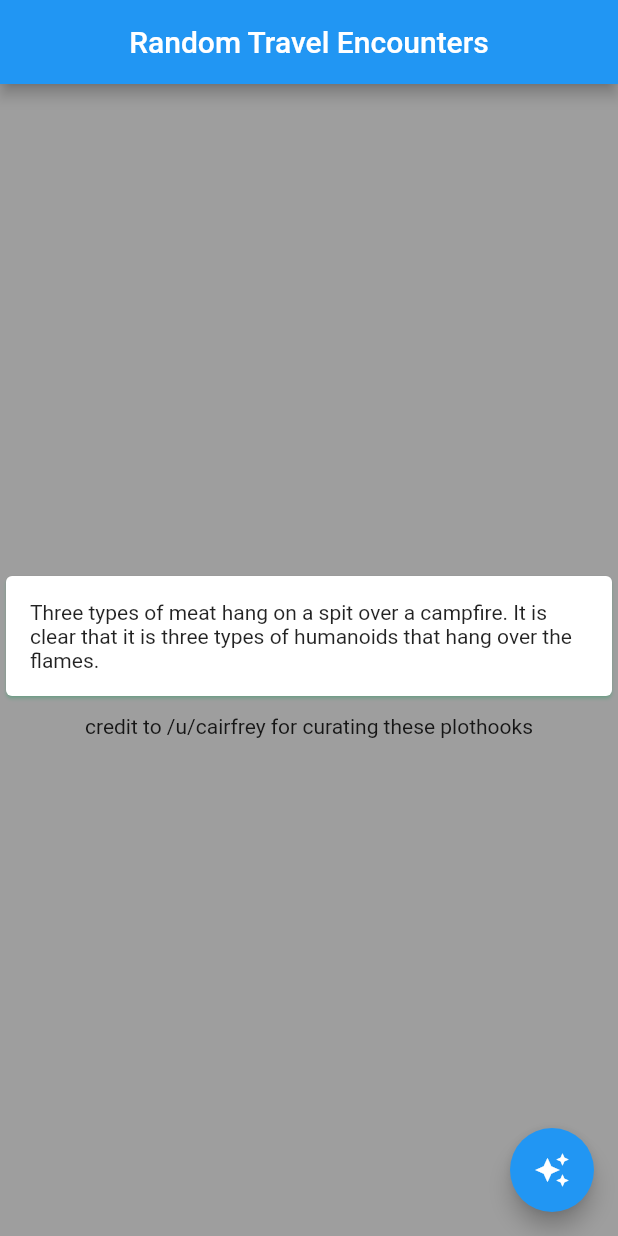
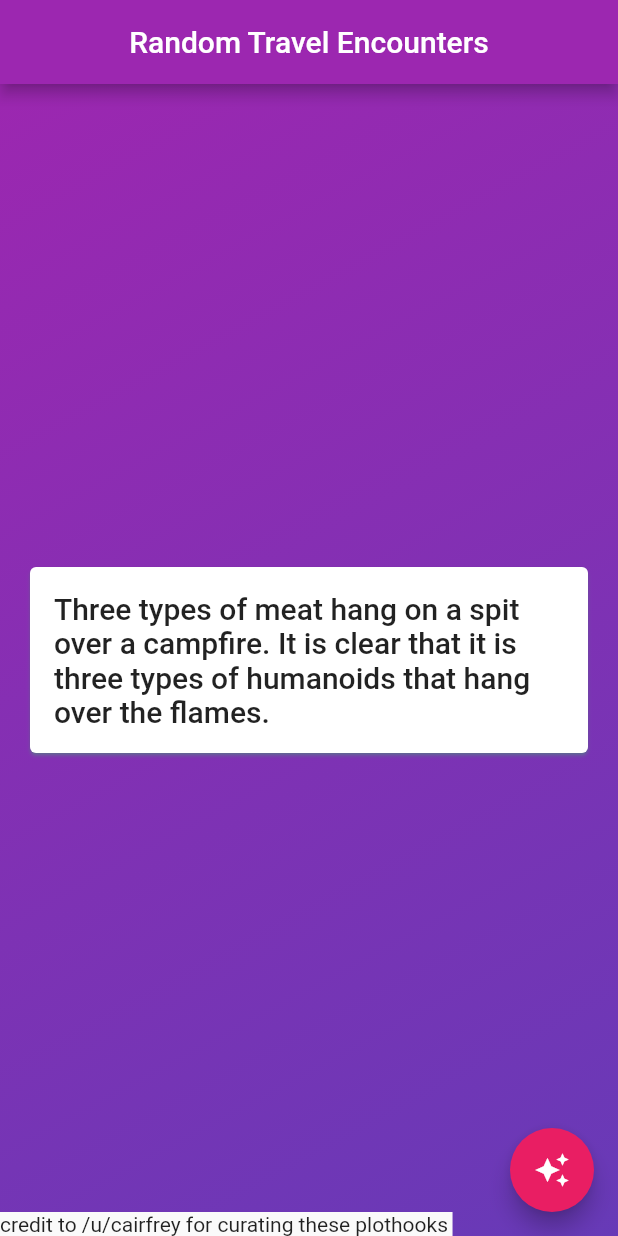
Before and after one commit to CalebPaul/travelEncounter, a Flutter app: the screen it shows after launch, on a phone screen of 412 x 824 dp. Run offline on Flutter 3.47's test engine with Material 2 defaults, Android fonts, the phone set to English and light mode, and no system bars.

Commit message:
moar purple, fix typo, bigger font

```diff
--- a/lib/main.dart
+++ b/lib/main.dart
@@ -16,7 +16,7 @@ class MyApp extends StatelessWidget {
     return MaterialApp(
       title: 'Random TTRPG Travel Encounters',
       theme: ThemeData(
-        primarySwatch: Colors.blue,
+        primarySwatch: Colors.purple,
         visualDensity: VisualDensity.adaptivePlatformDensity,
       ),
       home: MyHomePage(title: 'Random Travel Encounters'),
@@ -75,33 +75,50 @@ class _MyHomePageState extends State<MyHomePage> {
         title: Center(child: Text(widget.title)),
       ),
       backgroundColor: Colors.grey,
-      body: Center(
+      body: Container(
+        width: double.infinity,
+        height: double.infinity,
+        decoration: BoxDecoration(
+            gradient: LinearGradient(
+              colors: [Colors.purple, Colors.deepPurple],
+              begin: Alignment.topLeft,
+              end: Alignment.bottomRight,
+            )
+        ),
+
+
+        child: Center(
           // Center is a layout widget. It takes a single child and positions it
           // in the middle of the parent.
           child: Column(
             mainAxisAlignment: MainAxisAlignment.center,
             children: <Widget>[
-            Card(
+              Padding(
+                padding: const EdgeInsets.all(16.0),
+                child: Card(
                   shadowColor: Colors.greenAccent,
                   child: Padding(
                     padding: const EdgeInsets.all(16.0),
                     child: SelectableText(
                       eventText,
-                  style: Theme.of(context).textTheme.bodyText2,
+                      style: Theme.of(context).textTheme.headline6,
                     ),
                   ),
                 ),
-            Padding(
-              padding: const EdgeInsets.all(8.0),
-              child: Text('credit to /u/cairfrey for curating these plothooks'),
               ),
             ],
           ),
         ),
+      ),
       floatingActionButton: FloatingActionButton(
+        backgroundColor: Colors.pink,
         onPressed: _newEncounter,
         tooltip: 'New Encounter!',
         child: Icon(Icons.auto_awesome),
+      ),
+      bottomSheet: SelectableText(
+        'credit to /u/cairfrey for curating these plothooks',
+        style: Theme.of(context).textTheme.bodyText2,
       ), // This trailing comma makes auto-formatting nicer for build methods.
     );
   }
```
Also changed, not shown: data/encounter_data.json, 5 other files. Lines whose indentation alone changed are shown as unchanged.
